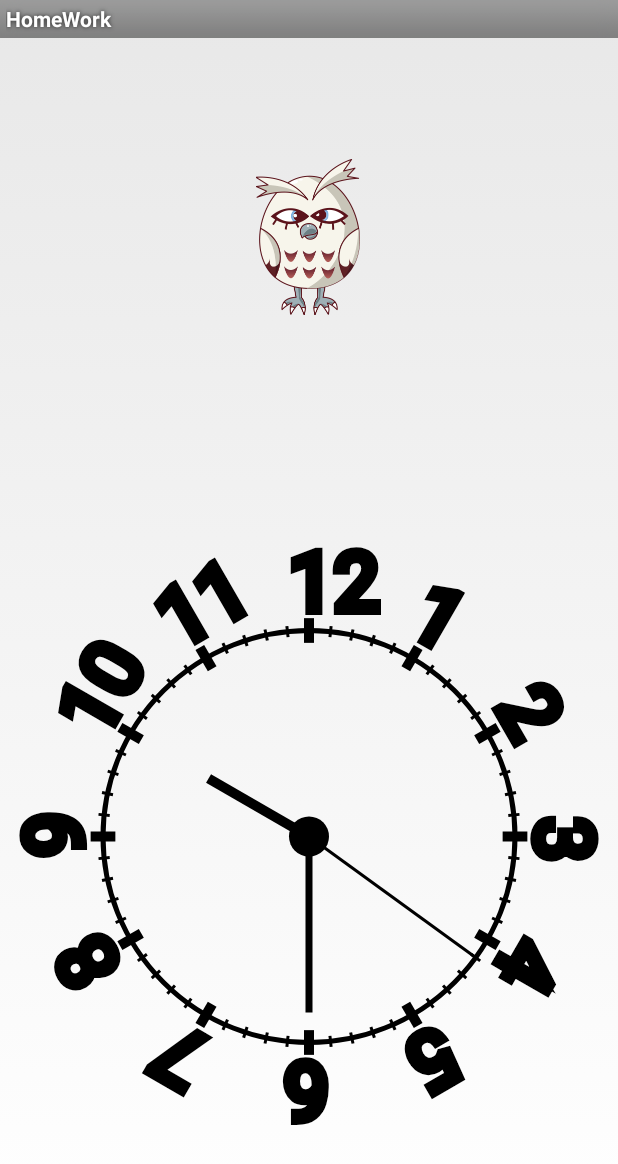
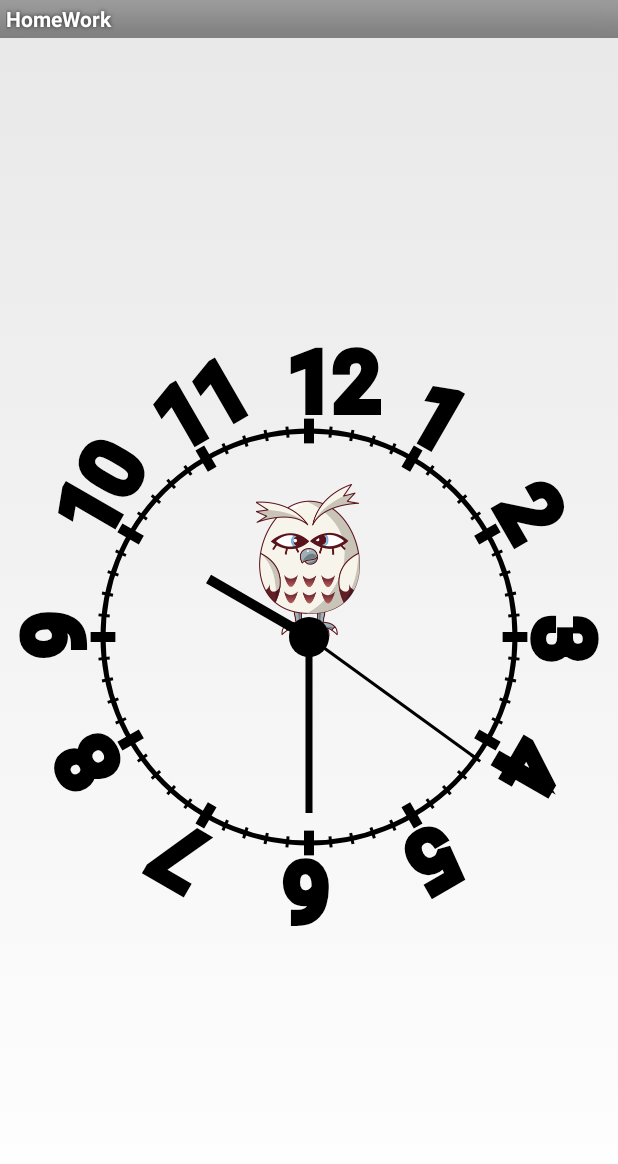
Before and after one commit to mixonko/HomeWork, an Android app: the Dz4Activity screen opened directly, with no data from a screen before it, on a phone screen of 412 x 824 dp. Shown: the top 1164 px of the screen. Run offline under Robolectric (Android 15) with nearby library versions, the phone set to English and light mode, and no system bars.

Commit message:
сова в часах

```diff
--- a/app/src/main/java/dz4/Clock.java
+++ b/app/src/main/java/dz4/Clock.java
@@ -34,13 +34,19 @@ public class Clock extends View {
     @Override
     protected void onDraw(Canvas canvas) {
         super.onDraw(canvas);
-        canvas.save();
+        paint = new Paint();
+
+        drawClock(canvas, paint);
+        drawHours(canvas, paint);
+        drawMinutesSeconds(canvas, paint);
+    }
+
+    private void drawClock(Canvas canvas, Paint paint) {
         calendar = Calendar.getInstance();
         hours = calendar.get(Calendar.HOUR);
         minutes = calendar.get(Calendar.MINUTE);
         seconds = calendar.get(Calendar.SECOND);
 
-        paint = new Paint();
         paint.setStrokeWidth(5);
         paint.setTextSize(80);
         width = getWidth();
@@ -50,30 +56,26 @@ public class Clock extends View {
         canvas.drawCircle(width / 2, height / 2, 20, paint);
         paint.setStyle(Paint.Style.STROKE);
         canvas.drawCircle(width / 2, height / 2, radius, paint);
-
-        drawHours(canvas, paint);
-        drawMinutesSeconds(canvas, paint);
-        canvas.restore ();
-
     }
 
     private void drawHours(Canvas canvas, Paint paint) {
         paint.setStrokeWidth(10);
         for (int i = 1; i <= 12; i++) {
-            canvas.drawLine(width / 2, height / 2 - radius - min / 50, width / 2, height / 2 - radius + min / 50, paint);
+            canvas.drawLine(width / 2, height / 2 - radius - min / 50,
+                    width / 2, height / 2 - radius + min / 50, paint);
             canvas.rotate(-30, width / 2, height / 2);
 
         }
         int hoursText = 12;
         for (int i = 1; i <= 12; i++) {
-            canvas.drawText(String.valueOf(hoursText), width / 2 - 20, height / 2 - radius - min / 30, paint);
+            canvas.drawText(String.valueOf(hoursText), width / 2 - 20,
+                    height / 2 - radius - min / 30, paint);
             if (hours == hoursText) {
-                canvas.drawLine(width / 2, height / 2, width / 2, height / 2 - radius + 90, paint);
+                canvas.drawLine(width / 2, height / 2, width / 2,
+                        height / 2 - radius + 90, paint);
             }
             canvas.rotate(-30, width / 2, height / 2);
-
             hoursText--;
-
         }
     }
 
@@ -81,24 +83,21 @@ public class Clock extends View {
     private void drawMinutesSeconds(Canvas canvas, Paint paint) {
         paint.setStrokeWidth(3);
         for (int i = 1; i <= 60; i++) {
-            canvas.drawLine(width / 2, height / 2 - radius - min / 110, width / 2, height / 2 - radius + min / 110, paint);
+            canvas.drawLine(width / 2, height / 2 - radius - min / 110,
+                    width / 2, height / 2 - radius + min / 110, paint);
             canvas.rotate(6, width / 2, height / 2);
 
 
             if (minutes == i) {
                 paint.setStrokeWidth(7);
-                canvas.drawLine(width / 2, height / 2, width / 2, height / 2 - radius + 30, paint);
+                canvas.drawLine(width / 2, height / 2, width / 2,
+                        height / 2 - radius + 30, paint);
                 paint.setStrokeWidth(3);
             }
             if (seconds == i) {
-                canvas.drawLine(width / 2, height / 2, width / 2, height / 2 - radius, paint);
+                canvas.drawLine(width / 2, height / 2, width / 2,
+                        height / 2 - radius, paint);
             }
-
         }
     }
-
-    private void currentTime() {
-
-
-    }
 }
--- a/app/src/main/res/layout/dz4.xml
+++ b/app/src/main/res/layout/dz4.xml
@@ -1,26 +1,29 @@
 <?xml version="1.0" encoding="utf-8"?>
 <LinearLayout xmlns:android="http://schemas.android.com/apk/res/android"
-    android:orientation="vertical"
+    android:layout_width="match_parent"
+    android:layout_height="match_parent"
+    android:gravity="center"
+    android:orientation="vertical">
+
+    <FrameLayout
         android:layout_width="match_parent"
         android:layout_height="match_parent">
 
         <LinearLayout
             android:layout_width="match_parent"
-        android:layout_height="0dp"
-        android:gravity="center"
-        android:layout_weight="1">
+            android:layout_height="match_parent"
+            android:gravity="center">
 
         <ImageView
             android:id="@+id/imageView"
             android:layout_width="wrap_content"
-            android:layout_height="wrap_content" />
-
+            android:layout_height="wrap_content"
+            android:layout_marginBottom="50dp"/>
         </LinearLayout>
 
         <LinearLayout
             android:layout_width="match_parent"
-        android:layout_height="0dp"
-        android:layout_weight="2"
+            android:layout_height="wrap_content"
             android:gravity="center">
 
             <dz4.Clock
@@ -28,5 +31,7 @@
                 android:layout_height="wrap_content" />
 
         </LinearLayout>
+    </FrameLayout>
+
 
 </LinearLayout>
```
Lines whose indentation alone changed are shown as unchanged.
